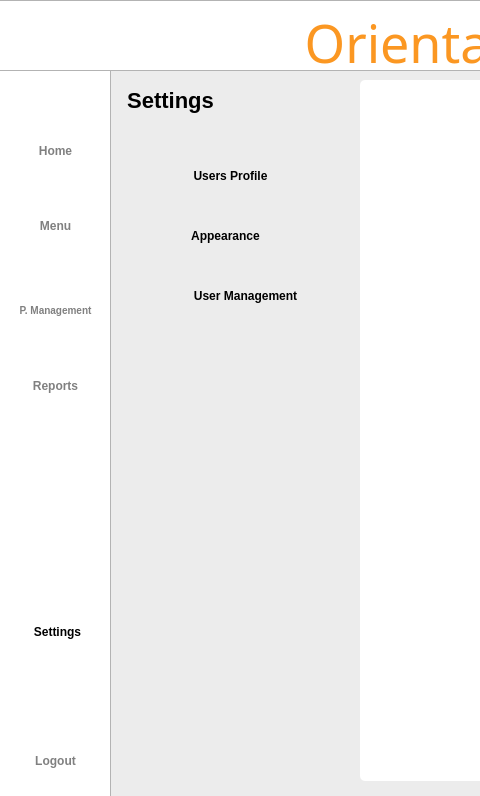
The window that Project SE/ui/settingscreen.ui (Patatims/CCSFEN2_Project) describes before a commit, drawn with Qt 5; both pictures show x 0 to 480 and y 0 to 796 of the 1200 by 796 pixel window.
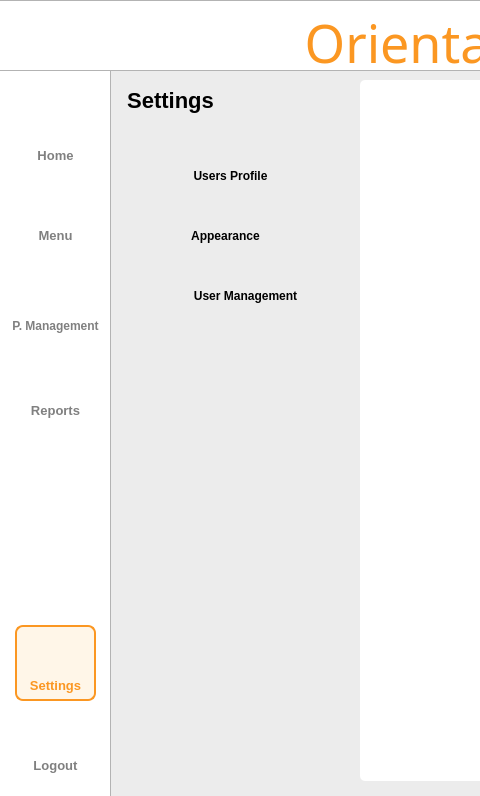
The same window after the commit. Icons and pictures are not drawn.

```diff
--- a/Project SE/ui/settingscreen.ui
+++ b/Project SE/ui/settingscreen.ui
@@ -212,22 +212,22 @@
    <widget class="QLabel" name="p_mIcon">
     <property name="geometry">
      <rect>
-      <x>40</x>
-      <y>260</y>
-      <width>35</width>
-      <height>35</height>
+      <x>37</x>
+      <y>270</y>
+      <width>40</width>
+      <height>40</height>
      </rect>
     </property>
     <property name="minimumSize">
      <size>
-      <width>35</width>
-      <height>35</height>
+      <width>40</width>
+      <height>40</height>
      </size>
     </property>
     <property name="maximumSize">
      <size>
-      <width>35</width>
-      <height>35</height>
+      <width>40</width>
+      <height>40</height>
      </size>
     </property>
     <property name="styleSheet">
@@ -254,20 +254,27 @@
    <widget class="QPushButton" name="logoutbtn">
     <property name="geometry">
      <rect>
-      <x>20</x>
-      <y>740</y>
-      <width>71</width>
-      <height>41</height>
+      <x>15</x>
+      <y>750</y>
+      <width>81</width>
+      <height>31</height>
      </rect>
     </property>
     <property name="styleSheet">
-     <string notr="true">QPushButton#logoutbtn{
+     <string notr="true">QPushButton{
     color: rgba(0,0,0, 0.5);
-    font-family: 'Roboto';
-    font-size: 12px;
+    font-family: 'Inter';
+    font-size: 13px;
     font-weight: 500;
 	border:none;
 }
+
+QPushButton:hover{
+color: #FB9722;
+border: 2px solid #FB9722;
+border-radius: 8px;
+background-color: rgba(255, 167, 25, 0.1);
+}
 </string>
     </property>
     <property name="text">
@@ -277,17 +284,17 @@
    <widget class="QPushButton" name="settingsbtn">
     <property name="geometry">
      <rect>
-      <x>20</x>
-      <y>620</y>
-      <width>75</width>
-      <height>23</height>
+      <x>15</x>
+      <y>670</y>
+      <width>81</width>
+      <height>31</height>
      </rect>
     </property>
     <property name="styleSheet">
-     <string notr="true">QPushButton#settingsbtn{
-    color: rgba(0,0,0, 1);
-    font-family: 'Roboto';
-    font-size: 12px;
+     <string notr="true">QPushButton{
+    color: #FB9722;;
+    font-family: 'Inter';
+    font-size: 13px;
     font-weight: 500;
 	border:none;
 }
@@ -300,21 +307,27 @@
    <widget class="QPushButton" name="p_managementbtn">
     <property name="geometry">
      <rect>
-      <x>10</x>
-      <y>290</y>
-      <width>91</width>
-      <height>41</height>
+      <x>5</x>
+      <y>310</y>
+      <width>101</width>
+      <height>31</height>
      </rect>
     </property>
     <property name="styleSheet">
-     <string notr="true">QPushButton#p_managementbtn{
+     <string notr="true">QPushButton{
     color: rgba(0,0,0, 0.5);
-    font-family: 'Roboto';
-    font-size: 10px;
+    font-family: 'Inter';
+    font-size: 12px;
     font-weight: 500;
 	border:none;
 }
-</string>
+
+QPushButton:hover{
+color: #FB9722;
+border: 2px solid #FB9722;
+border-radius: 8px;
+background-color: rgba(255, 167, 25, 0.1);
+}</string>
     </property>
     <property name="text">
      <string>P. Management</string>
@@ -323,21 +336,27 @@
    <widget class="QPushButton" name="homebtn">
     <property name="geometry">
      <rect>
-      <x>10</x>
-      <y>135</y>
-      <width>91</width>
+      <x>15</x>
+      <y>140</y>
+      <width>81</width>
       <height>31</height>
      </rect>
     </property>
     <property name="styleSheet">
-     <string notr="true">QPushButton#homebtn{
+     <string notr="true">QPushButton{
     color: rgba(0,0,0, 0.5);
-    font-family: 'Roboto';
-    font-size: 12px;
+    font-family: 'Inter';
+    font-size: 13px;
     font-weight: 500;
 	border:none;
 }
-</string>
+
+QPushButton:hover{
+color: #FB9722;
+border: 2px solid #FB9722;
+border-radius: 8px;
+background-color: rgba(255, 167, 25, 0.1);
+}</string>
     </property>
     <property name="text">
      <string>Home</string>
@@ -346,21 +365,27 @@
    <widget class="QPushButton" name="menubtn">
     <property name="geometry">
      <rect>
-      <x>10</x>
-      <y>210</y>
-      <width>91</width>
+      <x>15</x>
+      <y>220</y>
+      <width>81</width>
       <height>31</height>
      </rect>
     </property>
     <property name="styleSheet">
-     <string notr="true">QPushButton#menubtn{
+     <string notr="true">QPushButton{
     color: rgba(0,0,0, 0.5);
-    font-family: 'Roboto';
-    font-size: 12px;
+    font-family: 'Inter';
+    font-size: 13px;
     font-weight: 500;
 	border:none;
 }
-</string>
+
+QPushButton:hover{
+color: #FB9722;
+border: 2px solid #FB9722;
+border-radius: 8px;
+background-color: rgba(255, 167, 25, 0.1);
+}</string>
     </property>
     <property name="text">
      <string>Menu</string>
@@ -369,20 +394,27 @@
    <widget class="QPushButton" name="reportbtn">
     <property name="geometry">
      <rect>
-      <x>10</x>
-      <y>370</y>
-      <width>91</width>
+      <x>15</x>
+      <y>395</y>
+      <width>81</width>
       <height>31</height>
      </rect>
     </property>
     <property name="styleSheet">
-     <string notr="true">QPushButton#reportbtn{
+     <string notr="true">QPushButton{
     color: rgba(0,0,0, 0.5);
-    font-family: 'Roboto';
-    font-size: 12px;
+    font-family: 'Inter';
+    font-size: 13px;
     font-weight: 500;
 	border:none;
 }
+
+QPushButton:hover{
+color: #FB9722;
+border: 2px solid #FB9722;
+border-radius: 8px;
+background-color: rgba(255, 167, 25, 0.1);
+}
 </string>
     </property>
     <property name="text">
@@ -393,7 +425,7 @@
     <property name="geometry">
      <rect>
       <x>40</x>
-      <y>180</y>
+      <y>190</y>
       <width>30</width>
       <height>30</height>
      </rect>
@@ -476,8 +508,8 @@
    <widget class="QLabel" name="reportIcon">
     <property name="geometry">
      <rect>
-      <x>40</x>
-      <y>340</y>
+      <x>39</x>
+      <y>360</y>
       <width>35</width>
       <height>35</height>
      </rect>
@@ -518,8 +550,8 @@
    <widget class="QLabel" name="settingIcon">
     <property name="geometry">
      <rect>
-      <x>38</x>
-      <y>580</y>
+      <x>39</x>
+      <y>634</y>
       <width>35</width>
       <height>35</height>
      </rect>
@@ -693,6 +725,51 @@
      </size>
     </property>
    </widget>
+   <widget class="QLabel" name="label_2">
+    <property name="geometry">
+     <rect>
+      <x>15</x>
+      <y>625</y>
+      <width>81</width>
+      <height>76</height>
+     </rect>
+    </property>
+    <property name="styleSheet">
+     <string notr="true">QLabel{
+	background-color: rgba(255, 167, 25, 0.1);
+	border: 2px solid #FB9722;
+	border-radius: 8px;
+}</string>
+    </property>
+    <property name="text">
+     <string/>
+    </property>
+   </widget>
+   <zorder>sidebar</zorder>
+   <zorder>titlebar</zorder>
+   <zorder>whitebg</zorder>
+   <zorder>title</zorder>
+   <zorder>settings</zorder>
+   <zorder>userprofIcon</zorder>
+   <zorder>appearanceIcon</zorder>
+   <zorder>usersIcon</zorder>
+   <zorder>p_mIcon</zorder>
+   <zorder>logoutbtn</zorder>
+   <zorder>p_managementbtn</zorder>
+   <zorder>homebtn</zorder>
+   <zorder>menubtn</zorder>
+   <zorder>reportbtn</zorder>
+   <zorder>menuIcon</zorder>
+   <zorder>homeIcon</zorder>
+   <zorder>reportIcon</zorder>
+   <zorder>logoutIcon</zorder>
+   <zorder>userprofbtn</zorder>
+   <zorder>appearancebtn</zorder>
+   <zorder>usersbtn</zorder>
+   <zorder>editbtn</zorder>
+   <zorder>label_2</zorder>
+   <zorder>settingIcon</zorder>
+   <zorder>settingsbtn</zorder>
   </widget>
  </widget>
  <resources>
```
Left out of the diff: 2 changed lines with no effect on the pictures.
